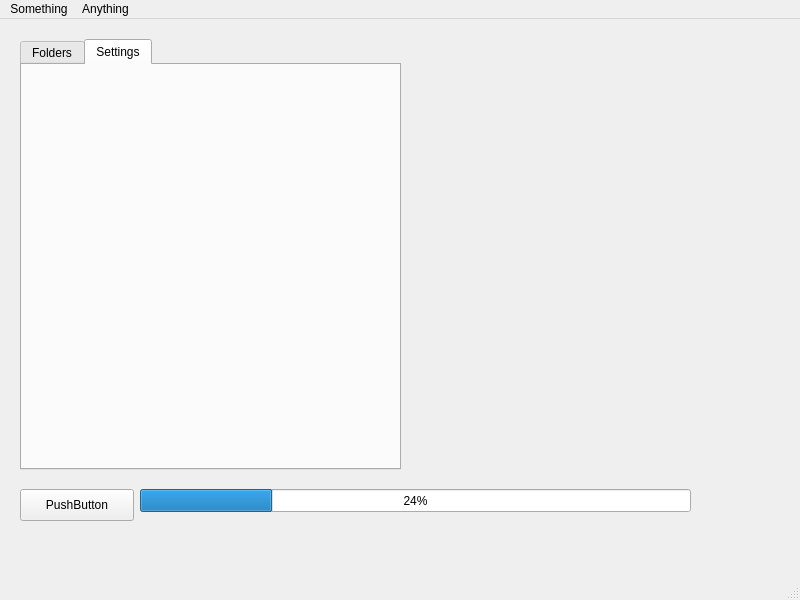
borgbase/vorta, file locutus/UI/mainwindow.ui: the form before one commit.
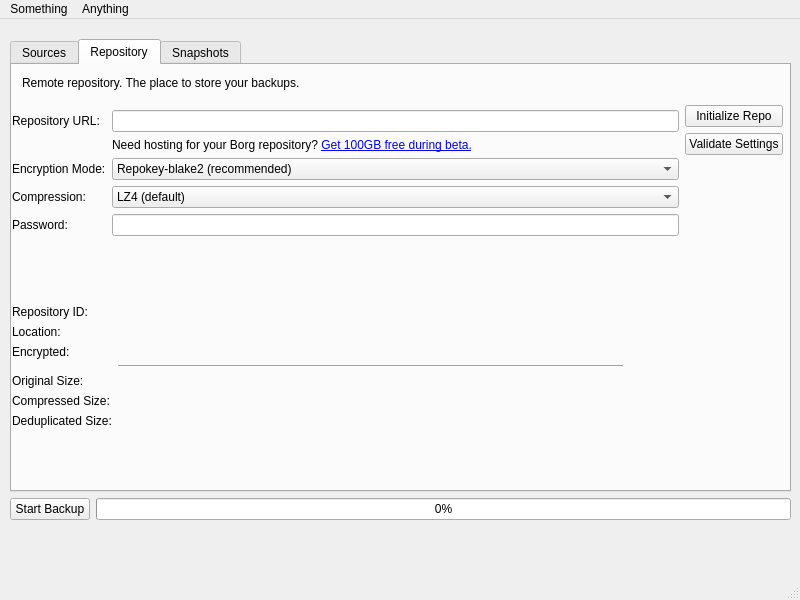
The form after the commit. The open tabs and pages were chosen to show the change.

Commit message: progress with window

```diff
--- a/locutus/UI/mainwindow.ui
+++ b/locutus/UI/mainwindow.ui
@@ -14,67 +14,409 @@
    <string>MainWindow</string>
   </property>
   <widget class="QWidget" name="centralwidget">
-   <widget class="QPushButton" name="pushButton">
+   <widget class="QWidget" name="verticalLayoutWidget_2">
     <property name="geometry">
      <rect>
-      <x>20</x>
-      <y>470</y>
-      <width>114</width>
-      <height>32</height>
+      <x>0</x>
+      <y>0</y>
+      <width>801</width>
+      <height>511</height>
      </rect>
     </property>
-    <property name="text">
-     <string>PushButton</string>
-    </property>
-   </widget>
-   <widget class="QTabWidget" name="tabWidget">
-    <property name="geometry">
-     <rect>
-      <x>20</x>
-      <y>20</y>
-      <width>381</width>
-      <height>431</height>
-     </rect>
-    </property>
-    <property name="currentIndex">
-     <number>1</number>
-    </property>
-    <widget class="QWidget" name="tab">
-     <attribute name="title">
-      <string>Folders</string>
-     </attribute>
-     <widget class="QTextEdit" name="textEdit">
-      <property name="geometry">
-       <rect>
-        <x>30</x>
-        <y>10</y>
-        <width>351</width>
-        <height>251</height>
-       </rect>
-      </property>
-     </widget>
-    </widget>
-    <widget class="QWidget" name="tab_2">
-     <attribute name="title">
-      <string>Settings</string>
-     </attribute>
-    </widget>
-   </widget>
-   <widget class="QProgressBar" name="progressBar">
-    <property name="enabled">
-     <bool>true</bool>
-    </property>
-    <property name="geometry">
-     <rect>
-      <x>140</x>
-      <y>470</y>
-      <width>551</width>
-      <height>23</height>
-     </rect>
-    </property>
-    <property name="value">
-     <number>24</number>
-    </property>
+    <layout class="QVBoxLayout" name="verticalLayout_2">
+     <property name="leftMargin">
+      <number>10</number>
+     </property>
+     <property name="topMargin">
+      <number>20</number>
+     </property>
+     <property name="rightMargin">
+      <number>10</number>
+     </property>
+     <property name="bottomMargin">
+      <number>10</number>
+     </property>
+     <item>
+      <widget class="QTabWidget" name="tabWidget">
+       <property name="currentIndex">
+        <number>2</number>
+       </property>
+       <widget class="QWidget" name="tab">
+        <attribute name="title">
+         <string>Sources</string>
+        </attribute>
+        <widget class="QWidget" name="horizontalLayoutWidget">
+         <property name="geometry">
+          <rect>
+           <x>10</x>
+           <y>40</y>
+           <width>721</width>
+           <height>371</height>
+          </rect>
+         </property>
+         <layout class="QHBoxLayout" name="horizontalLayout">
+          <item>
+           <widget class="QListView" name="sourceDirectories">
+            <property name="sizePolicy">
+             <sizepolicy hsizetype="Expanding" vsizetype="Expanding">
+              <horstretch>0</horstretch>
+              <verstretch>2</verstretch>
+             </sizepolicy>
+            </property>
+           </widget>
+          </item>
+          <item>
+           <layout class="QVBoxLayout" name="verticalLayout">
+            <item>
+             <widget class="QPushButton" name="sourceAdd">
+              <property name="text">
+               <string>Add Folder</string>
+              </property>
+             </widget>
+            </item>
+            <item alignment="Qt::AlignTop">
+             <widget class="QPushButton" name="sourceRemove">
+              <property name="text">
+               <string>Remove Folder</string>
+              </property>
+             </widget>
+            </item>
+           </layout>
+          </item>
+         </layout>
+        </widget>
+        <widget class="QLabel" name="label_6">
+         <property name="geometry">
+          <rect>
+           <x>20</x>
+           <y>10</y>
+           <width>361</width>
+           <height>16</height>
+          </rect>
+         </property>
+         <property name="text">
+          <string>Choose the folders to back up.</string>
+         </property>
+        </widget>
+       </widget>
+       <widget class="QWidget" name="tab_2">
+        <attribute name="title">
+         <string>Repository</string>
+        </attribute>
+        <widget class="QWidget" name="horizontalLayoutWidget_3">
+         <property name="geometry">
+          <rect>
+           <x>0</x>
+           <y>40</y>
+           <width>771</width>
+           <height>191</height>
+          </rect>
+         </property>
+         <layout class="QHBoxLayout" name="horizontalLayout_3">
+          <item>
+           <layout class="QFormLayout" name="formLayout">
+            <property name="topMargin">
+             <number>5</number>
+            </property>
+            <item row="0" column="0">
+             <widget class="QLabel" name="label">
+              <property name="text">
+               <string>Repository URL:</string>
+              </property>
+             </widget>
+            </item>
+            <item row="0" column="1">
+             <widget class="QLineEdit" name="repoUrl"/>
+            </item>
+            <item row="1" column="1">
+             <widget class="QLabel" name="label_5">
+              <property name="text">
+               <string>&lt;html&gt;&lt;head/&gt;&lt;body&gt;&lt;p&gt;Need hosting for your Borg repository? &lt;a href=&quot;https://www.borgbase.com&quot;&gt;&lt;span style=&quot; text-decoration: underline; color:#0000ff;&quot;&gt;Get 100GB free during beta.&lt;/span&gt;&lt;/a&gt;&lt;/p&gt;&lt;/body&gt;&lt;/html&gt;</string>
+              </property>
+              <property name="openExternalLinks">
+               <bool>true</bool>
+              </property>
+             </widget>
+            </item>
+            <item row="2" column="0">
+             <widget class="QLabel" name="label_2">
+              <property name="text">
+               <string>Encryption Mode:</string>
+              </property>
+             </widget>
+            </item>
+            <item row="2" column="1">
+             <widget class="QComboBox" name="repoEncryptionSelect">
+              <property name="editable">
+               <bool>false</bool>
+              </property>
+              <item>
+               <property name="text">
+                <string extracomment="dd">Repokey-blake2 (recommended)</string>
+               </property>
+              </item>
+              <item>
+               <property name="text">
+                <string>None</string>
+               </property>
+              </item>
+             </widget>
+            </item>
+            <item row="3" column="0">
+             <widget class="QLabel" name="label_3">
+              <property name="text">
+               <string>Compression:</string>
+              </property>
+             </widget>
+            </item>
+            <item row="3" column="1">
+             <widget class="QComboBox" name="repoCompression">
+              <item>
+               <property name="text">
+                <string extracomment="lz4">LZ4 (default)</string>
+               </property>
+              </item>
+              <item>
+               <property name="text">
+                <string extracomment="auto,zstd">Zstandard (medium)</string>
+               </property>
+              </item>
+              <item>
+               <property name="text">
+                <string extracomment="lzma,6">LZMA (high)</string>
+               </property>
+              </item>
+             </widget>
+            </item>
+            <item row="4" column="0">
+             <widget class="QLabel" name="label_4">
+              <property name="text">
+               <string>Password:</string>
+              </property>
+             </widget>
+            </item>
+            <item row="4" column="1">
+             <widget class="QLineEdit" name="repoPassword">
+              <property name="echoMode">
+               <enum>QLineEdit::Password</enum>
+              </property>
+             </widget>
+            </item>
+           </layout>
+          </item>
+          <item>
+           <layout class="QVBoxLayout" name="verticalLayout_4">
+            <item>
+             <widget class="QPushButton" name="repoInit">
+              <property name="text">
+               <string>Initialize Repo</string>
+              </property>
+             </widget>
+            </item>
+            <item alignment="Qt::AlignTop">
+             <widget class="QPushButton" name="repoInfo">
+              <property name="text">
+               <string>Validate Settings</string>
+              </property>
+             </widget>
+            </item>
+           </layout>
+          </item>
+         </layout>
+        </widget>
+        <widget class="QLabel" name="label_7">
+         <property name="geometry">
+          <rect>
+           <x>10</x>
+           <y>10</y>
+           <width>351</width>
+           <height>16</height>
+          </rect>
+         </property>
+         <property name="text">
+          <string>Remote repository. The place to store your backups.</string>
+         </property>
+        </widget>
+        <widget class="QWidget" name="formLayoutWidget_2">
+         <property name="geometry">
+          <rect>
+           <x>0</x>
+           <y>240</y>
+           <width>611</width>
+           <height>193</height>
+          </rect>
+         </property>
+         <layout class="QFormLayout" name="formLayout_2">
+          <item row="0" column="0">
+           <widget class="QLabel" name="label_8">
+            <property name="text">
+             <string>Repository ID:</string>
+            </property>
+           </widget>
+          </item>
+          <item row="0" column="1">
+           <widget class="QLabel" name="repoId">
+            <property name="text">
+             <string/>
+            </property>
+           </widget>
+          </item>
+          <item row="1" column="0">
+           <widget class="QLabel" name="label_9">
+            <property name="text">
+             <string>Location:</string>
+            </property>
+           </widget>
+          </item>
+          <item row="1" column="1">
+           <widget class="QLabel" name="repoLocation">
+            <property name="text">
+             <string/>
+            </property>
+           </widget>
+          </item>
+          <item row="2" column="0">
+           <widget class="QLabel" name="label_10">
+            <property name="text">
+             <string>Encrypted:</string>
+            </property>
+           </widget>
+          </item>
+          <item row="2" column="1">
+           <widget class="QLabel" name="repoEncryption_2">
+            <property name="text">
+             <string/>
+            </property>
+           </widget>
+          </item>
+          <item row="4" column="0">
+           <widget class="Line" name="line">
+            <property name="orientation">
+             <enum>Qt::Horizontal</enum>
+            </property>
+           </widget>
+          </item>
+          <item row="4" column="1">
+           <widget class="Line" name="line_2">
+            <property name="orientation">
+             <enum>Qt::Horizontal</enum>
+            </property>
+           </widget>
+          </item>
+          <item row="5" column="0">
+           <widget class="QLabel" name="label_11">
+            <property name="text">
+             <string>Original Size:</string>
+            </property>
+           </widget>
+          </item>
+          <item row="6" column="0">
+           <widget class="QLabel" name="label_12">
+            <property name="text">
+             <string>Compressed Size:</string>
+            </property>
+           </widget>
+          </item>
+          <item row="7" column="0">
+           <widget class="QLabel" name="label_13">
+            <property name="text">
+             <string>Deduplicated Size:</string>
+            </property>
+           </widget>
+          </item>
+          <item row="7" column="1">
+           <widget class="QLabel" name="sizeDeduplicated">
+            <property name="text">
+             <string/>
+            </property>
+           </widget>
+          </item>
+          <item row="6" column="1">
+           <widget class="QLabel" name="sizeCompressed">
+            <property name="text">
+             <string/>
+            </property>
+           </widget>
+          </item>
+          <item row="5" column="1">
+           <widget class="QLabel" name="sizeOriginal">
+            <property name="text">
+             <string/>
+            </property>
+           </widget>
+          </item>
+         </layout>
+        </widget>
+       </widget>
+       <widget class="QWidget" name="tab_3">
+        <attribute name="title">
+         <string>Snapshots</string>
+        </attribute>
+        <widget class="QWidget" name="verticalLayoutWidget_3">
+         <property name="geometry">
+          <rect>
+           <x>-10</x>
+           <y>0</y>
+           <width>791</width>
+           <height>401</height>
+          </rect>
+         </property>
+         <layout class="QVBoxLayout" name="verticalLayout_3">
+          <property name="leftMargin">
+           <number>10</number>
+          </property>
+          <property name="topMargin">
+           <number>10</number>
+          </property>
+          <property name="rightMargin">
+           <number>10</number>
+          </property>
+          <property name="bottomMargin">
+           <number>10</number>
+          </property>
+          <item>
+           <widget class="QTableView" name="tableView"/>
+          </item>
+          <item>
+           <widget class="QPushButton" name="pushButton_4">
+            <property name="sizePolicy">
+             <sizepolicy hsizetype="Fixed" vsizetype="Fixed">
+              <horstretch>0</horstretch>
+              <verstretch>0</verstretch>
+             </sizepolicy>
+            </property>
+            <property name="text">
+             <string>Refresh</string>
+            </property>
+           </widget>
+          </item>
+         </layout>
+        </widget>
+       </widget>
+      </widget>
+     </item>
+     <item>
+      <layout class="QHBoxLayout" name="horizontalLayout_2">
+       <item>
+        <widget class="QPushButton" name="pushButton">
+         <property name="text">
+          <string>Start Backup</string>
+         </property>
+        </widget>
+       </item>
+       <item>
+        <widget class="QProgressBar" name="progressBar">
+         <property name="enabled">
+          <bool>true</bool>
+         </property>
+         <property name="value">
+          <number>0</number>
+         </property>
+        </widget>
+       </item>
+      </layout>
+     </item>
+    </layout>
    </widget>
   </widget>
   <widget class="QMenuBar" name="menubar">
```
